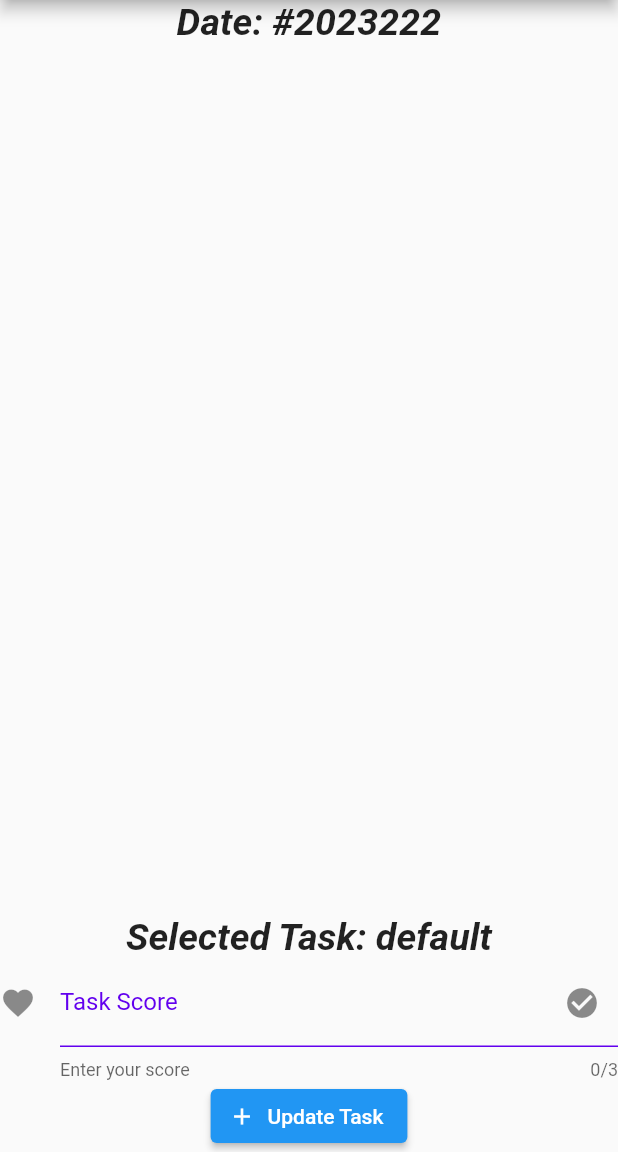
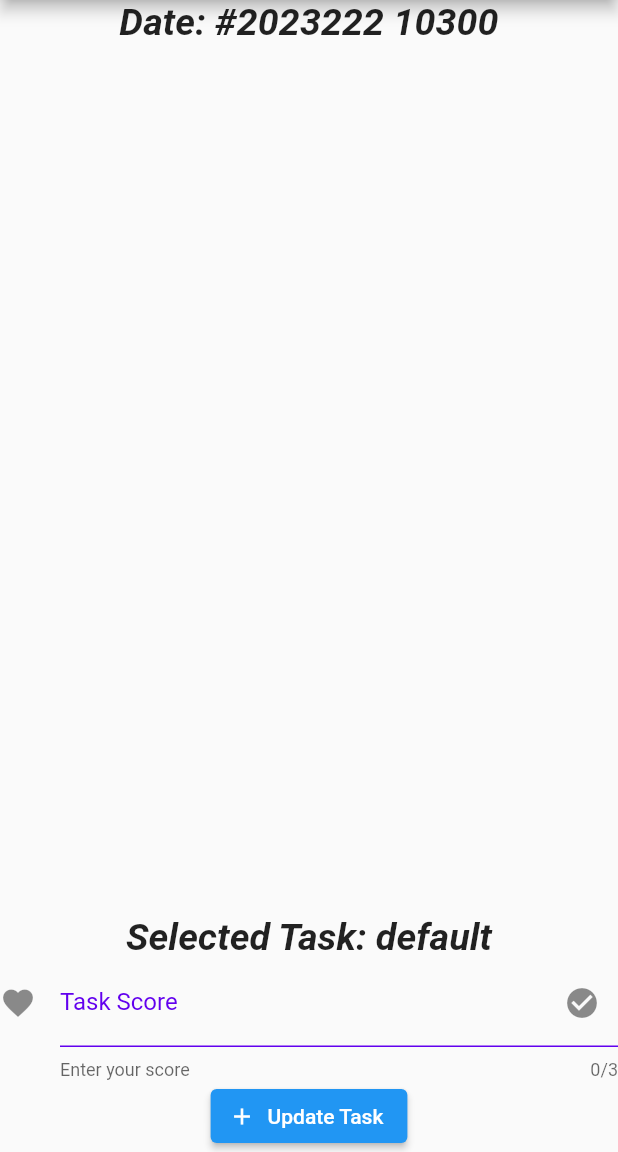
Before and after one commit to ramsunvtech/pingy, a Flutter app: the UpdateTaskScreen screen opened directly, on a phone screen of 412 x 824 dp, the part 84-1236 px from its top. Run offline on Flutter 3.47's test engine with Material 2 defaults, Android fonts, the phone set to English and light mode, and no system bars; our stand-ins replace hive, hive_flutter, local_auth, syncfusion_flutter_datepicker; accounts and stored records are empty.

Commit message:
tech(activity-type): add activity type id as timestamp

```diff
--- a/lib/screens/activity/list_activity_type.dart
+++ b/lib/screens/activity/list_activity_type.dart
@@ -29,7 +29,7 @@ class _ActivityTypeListScreenState extends State<ActivityTypeListScreen> {
         builder: (context, Box box, widget) {
           if (box.isEmpty) {
             return const Center(
-              child: Text('No Activities Types are available.'),
+              child: Text('Add your first Activity Type and have Fun!'),
             );
           } else {
             return RefreshIndicator(
--- a/lib/screens/activity/update_activity.dart
+++ b/lib/screens/activity/update_activity.dart
@@ -51,6 +51,8 @@ class _UpdateTaskScreenState extends State<UpdateTaskScreen> {
   Widget build(BuildContext context) {
     var todayDate = DateTime.now();
     var activityKey = '${todayDate.year}${todayDate.month}${todayDate.day}';
+    var activityTimeFrame =
+        '${todayDate.hour}${todayDate.minute}${todayDate.second}';
 
     return Scaffold(
       appBar: AppBar(title: const Text('Pingy (Update Activity)')),
@@ -59,7 +61,7 @@ class _UpdateTaskScreenState extends State<UpdateTaskScreen> {
           children: [
             Center(
               child: Text(
-                'Date: #$activityKey',
+                'Date: #$activityKey $activityTimeFrame',
                 style: const TextStyle(
                     fontWeight: FontWeight.bold,
                     fontSize: 25,
```
Also changed, not shown: lib/models/hive/activity_type.dart (+5 -2 lines), lib/screens/activity/activity_type.dart (+6 -1 lines), lib/models/hive/activity_type.g.dart.
